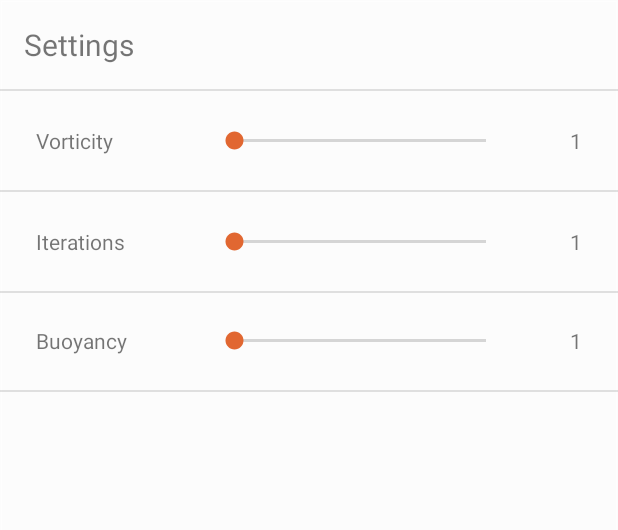
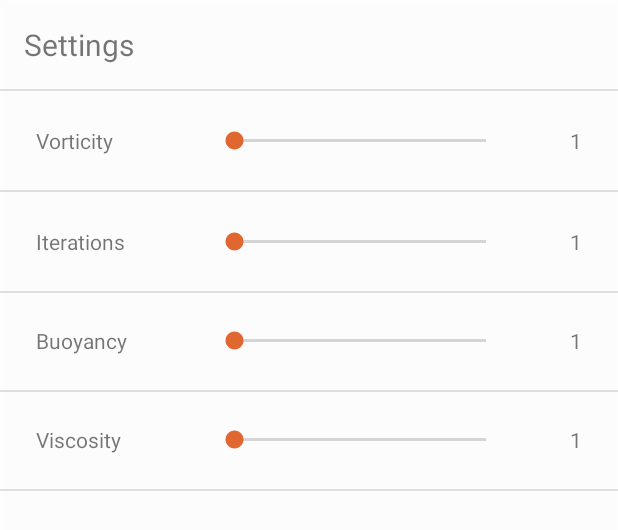
Before and after one commit to Schitrus/DATX02-20-21, an Android app: the layout settings_fragment.xml on its own in the app's theme, with its tools: preview values and no code run, on a phone screen of 412 x 824 dp. Shown: the top 530 px of the screen. Run offline under Robolectric (Android 15) with nearby library versions, the light colour scheme and no system bars.

Commit message:
Added viscosity slider

```diff
--- a/app/src/main/java/com/pbf/SettingsFragment.java
+++ b/app/src/main/java/com/pbf/SettingsFragment.java
@@ -21,6 +21,8 @@ public class SettingsFragment extends Fragment {
     private static final int ITERATIONS_MAX = 100;
     private static final int BUOYANCY_MIN = 1;
     private static final int BUOYANCY_MAX = 10;
+    private static final int VISCOSITY_MIN = 1;
+    private static final int VISCOSITY_MAX = 10;
 
     private SeekBar vorticityBar;
     private TextView vorticityValueText;
@@ -30,6 +32,9 @@ public class SettingsFragment extends Fragment {
 
     private SeekBar buoyancyBar;
     private TextView buoyancyValueText;
+
+    private SeekBar viscosityBar;
+    private TextView viscosityValueText;
 
     @Override
     public View onCreateView(@NonNull LayoutInflater inflater, @Nullable ViewGroup container,
@@ -43,6 +48,7 @@ public class SettingsFragment extends Fragment {
         initVorticityBar(v);
         initIterationsBar(v);
         initBuoyancyBar(v);
+        initViscosityBar(v);
     }
 
     private void initVorticityBar(View v){
@@ -69,6 +75,15 @@ public class SettingsFragment extends Fragment {
 
         buoyancyBar.setOnSeekBarChangeListener(
                 new SliderBarListener(buoyancyBar, buoyancyValueText, BUOYANCY_MIN, BUOYANCY_MAX)
+        );
+    }
+
+    private void initViscosityBar(View v){
+        viscosityBar = v.findViewById(R.id.viscosityBar);
+        viscosityValueText = v.findViewById(R.id.viscosityValueText);
+
+        viscosityBar.setOnSeekBarChangeListener(
+                new SliderBarListener(viscosityBar, viscosityValueText, VISCOSITY_MIN, VISCOSITY_MAX)
         );
     }
 
--- a/app/src/main/res/layout/settings_fragment.xml
+++ b/app/src/main/res/layout/settings_fragment.xml
@@ -12,6 +12,7 @@
         android:layout_height="match_parent"
         android:background="@drawable/rounded_corners">
 
+        <!-- Divider -->
         <TextView
             android:id="@+id/settingsHeader"
             android:layout_width="wrap_content"
@@ -24,6 +25,16 @@
             app:layout_constraintTop_toTopOf="parent" />
 
         <!-- Vorticity layout -->
+        <View
+            android:id="@+id/divider"
+            android:layout_width="430dp"
+            android:layout_height="1dp"
+            android:layout_marginTop="16dp"
+            android:background="#1D000000"
+            app:layout_constraintEnd_toEndOf="parent"
+            app:layout_constraintStart_toStartOf="parent"
+            app:layout_constraintTop_toBottomOf="@+id/settingsHeader" />
+
         <androidx.constraintlayout.widget.ConstraintLayout
             android:id="@+id/vorticityConstraintLayout"
             android:layout_width="match_parent"
@@ -69,17 +80,6 @@
                 app:layout_constraintTop_toTopOf="parent" />
 
         </androidx.constraintlayout.widget.ConstraintLayout>
-
-        <!-- Divider -->
-        <View
-            android:id="@+id/divider"
-            android:layout_width="430dp"
-            android:layout_height="1dp"
-            android:layout_marginTop="16dp"
-            android:background="#1D000000"
-            app:layout_constraintEnd_toEndOf="parent"
-            app:layout_constraintStart_toStartOf="parent"
-            app:layout_constraintTop_toBottomOf="@+id/settingsHeader" />
 
         <!-- Divider -->
         <View
@@ -204,6 +204,62 @@
             app:layout_constraintStart_toStartOf="parent"
             app:layout_constraintTop_toBottomOf="@+id/buoyancyConstraintLayout" />
 
+        <!-- Viscosity layout -->
+        <androidx.constraintlayout.widget.ConstraintLayout
+            android:id="@+id/viscosityConstraintLayout"
+            android:layout_width="match_parent"
+            android:layout_height="50dp"
+            android:layout_marginStart="8dp"
+            android:layout_marginTop="8dp"
+            android:layout_marginEnd="8dp"
+            app:layout_constraintEnd_toEndOf="parent"
+            app:layout_constraintStart_toStartOf="parent"
+            app:layout_constraintTop_toTopOf="@id/divider4">
+
+            <TextView
+                android:id="@+id/viscosityText"
+                android:layout_width="wrap_content"
+                android:layout_height="wrap_content"
+                android:layout_marginStart="16dp"
+                android:text="@string/viscosityText"
+                android:textSize="14sp"
+                app:layout_constraintBottom_toBottomOf="parent"
+                app:layout_constraintStart_toStartOf="parent"
+                app:layout_constraintTop_toTopOf="parent" />
+
+            <SeekBar
+                android:id="@+id/viscosityBar"
+                style="@style/Widget.AppCompat.SeekBar"
+                android:layout_width="200dp"
+                android:layout_height="wrap_content"
+                android:layout_marginEnd="64dp"
+                android:theme="@style/AppTheme"
+                app:layout_constraintBottom_toBottomOf="parent"
+                app:layout_constraintEnd_toEndOf="parent"
+                app:layout_constraintTop_toTopOf="parent" />
+
+            <TextView
+                android:id="@+id/viscosityValueText"
+                android:layout_width="wrap_content"
+                android:layout_height="wrap_content"
+                android:layout_marginEnd="16dp"
+                android:text="@string/sliderDefaultValue"
+                app:layout_constraintBottom_toBottomOf="parent"
+                app:layout_constraintEnd_toEndOf="parent"
+                app:layout_constraintTop_toTopOf="parent" />
+
+        </androidx.constraintlayout.widget.ConstraintLayout>
+
+        <!-- Divider -->
+        <View
+            android:id="@+id/divider5"
+            android:layout_width="430dp"
+            android:layout_height="1dp"
+            android:layout_marginTop="8dp"
+            android:background="#1D000000"
+            app:layout_constraintStart_toStartOf="parent"
+            app:layout_constraintTop_toBottomOf="@+id/viscosityConstraintLayout" />
+
     </androidx.constraintlayout.widget.ConstraintLayout>
 
 </FrameLayout>
--- a/app/src/main/res/values/strings.xml
+++ b/app/src/main/res/values/strings.xml
@@ -6,4 +6,5 @@
     <string name="buoyancyText">Buoyancy</string>
     <string name="sliderDefaultValue">1</string>
     <string name="show_settings">Show settings</string>
+    <string name="viscosityText">Viscosity</string>
 </resources>
```
